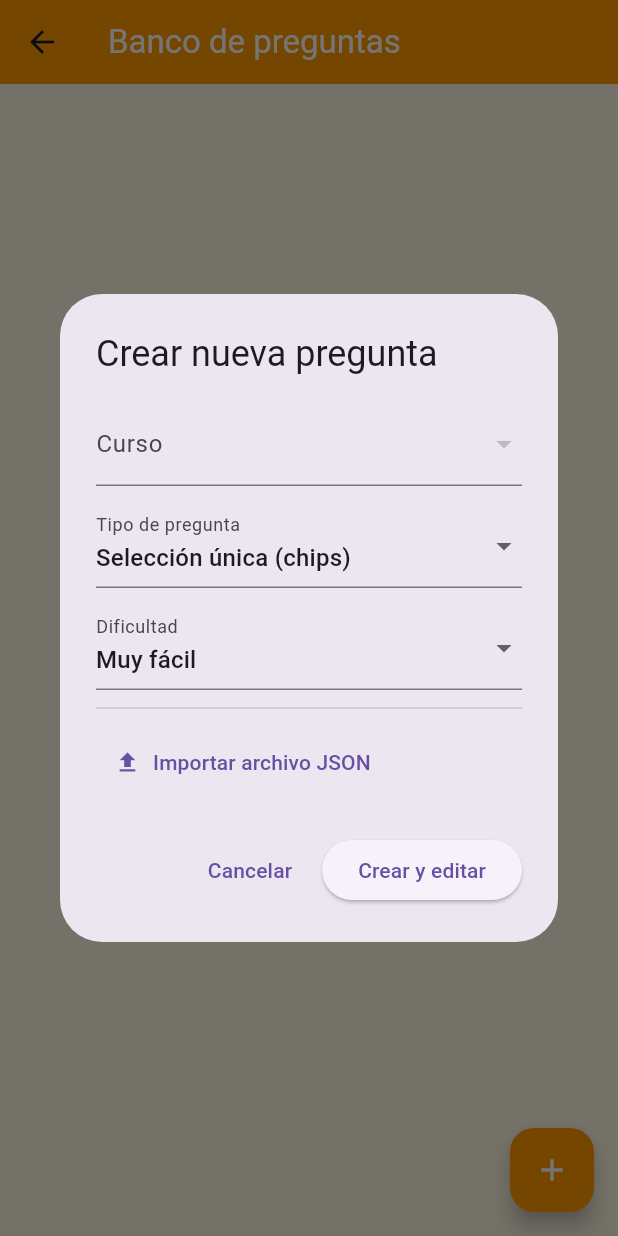
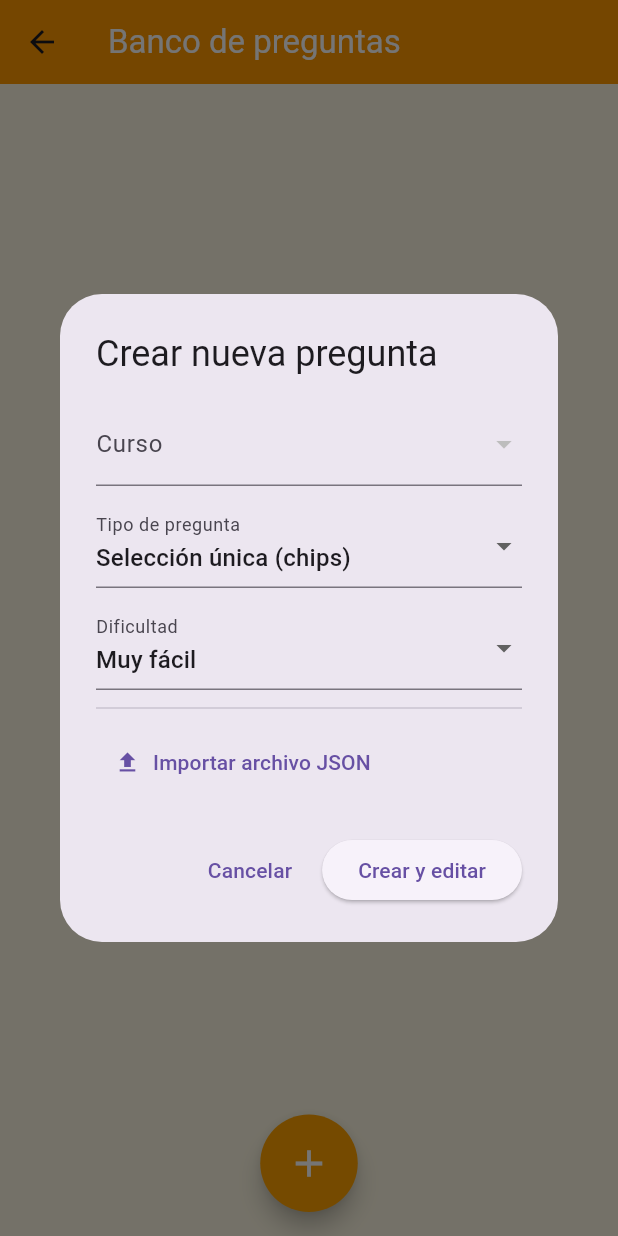
Before and after one commit to SrFranPA/logicode, a Flutter app: the AdminLeccionesScreen screen opened directly, after a tap on the "add" icon, on a phone screen of 412 x 824 dp. Run offline on Flutter 3.47's test engine with Material 3 defaults, Android fonts, the phone set to English and light mode, and no system bars; our stand-ins replace cloud_firestore, file_picker, firebase_auth, firebase_core, flutter_bloc, flutter_signin_button and 2 more; missing offline and left inert: flutter_facebook_auth; accounts and stored records are empty.

Commit message:
Corrección problemas con la bdd

```diff
--- a/lib/blocs/admin_preguntas/admin_preguntas_cubit.dart
+++ b/lib/blocs/admin_preguntas/admin_preguntas_cubit.dart
@@ -1,18 +1,18 @@
 // lib/blocs/admin_preguntas/admin_preguntas_cubit.dart
 import 'dart:async';
 import 'package:flutter_bloc/flutter_bloc.dart';
-
-import '../../data/models/pregunta_model.dart';
 import '../../data/repositories/pregunta_repository.dart';
 import 'admin_preguntas_state.dart';
 
 class AdminPreguntasCubit extends Cubit<AdminPreguntasState> {
   final PreguntaRepository repo;
-  StreamSubscription<List<Pregunta>>? _sub;
+  StreamSubscription? _sub;
 
   AdminPreguntasCubit(this.repo) : super(AdminPreguntasLoading()) {
     _sub = repo.watchPreguntas().listen(
-      (preguntas) => emit(AdminPreguntasLoaded(preguntas)),
+      (preguntas) {
+        emit(AdminPreguntasLoaded(preguntas));
+      },
       onError: (e) => emit(AdminPreguntasError(e.toString())),
     );
   }
@@ -30,7 +30,7 @@ class AdminPreguntasCubit extends Cubit<AdminPreguntasState> {
       );
       return id;
     } catch (e) {
-      emit(AdminPreguntasError('Error creando pregunta: $e'));
+      emit(AdminPreguntasError("Error creando pregunta: $e"));
       return null;
     }
   }
@@ -39,17 +39,7 @@ class AdminPreguntasCubit extends Cubit<AdminPreguntasState> {
     try {
       await repo.deletePregunta(id);
     } catch (e) {
-      emit(AdminPreguntasError('Error eliminando pregunta: $e'));
-    }
-  }
-
-  void refrescar() {
-    final s = state;
-
-    if (s is AdminPreguntasLoaded) {
-      emit(AdminPreguntasLoaded(List.from(s.preguntas)));
-    } else {
-      emit(AdminPreguntasLoading());
+      emit(AdminPreguntasError("Error eliminando pregunta: $e"));
     }
   }
 
--- a/lib/data/models/pregunta_model.dart
+++ b/lib/data/models/pregunta_model.dart
@@ -1,64 +1,49 @@
 // lib/data/models/pregunta_model.dart
 import 'package:cloud_firestore/cloud_firestore.dart';
-import 'dart:convert';
 
 class Pregunta {
   final String id;
   final String cursoId;
+  final String tipo;
   final String dificultad;
   final String enunciado;
-  final String tipo;
+  final String? archivoUrl;
   final DateTime fechaCreacion;
-  final String archivoUrl;        // JSON STRING ORIGINAL
-
-  // Parsed JSON (opcional)
-  final Map<String, dynamic>? dataParsed;
 
   Pregunta({
     required this.id,
     required this.cursoId,
+    required this.tipo,
     required this.dificultad,
     required this.enunciado,
-    required this.tipo,
     required this.fechaCreacion,
     required this.archivoUrl,
-    this.dataParsed,
   });
 
   factory Pregunta.fromDoc(DocumentSnapshot doc) {
     final data = doc.data() as Map<String, dynamic>;
 
-    final archivo = data["archivo_url"] ?? "";
-    Map<String, dynamic>? parse;
-
-    try {
-      parse = jsonDecode(archivo);
-    } catch (_) {
-      parse = null;
-    }
-
     return Pregunta(
       id: doc.id,
-      cursoId: data["cursoId"] ?? "",
-      dificultad: data["dificultad"] ?? "",
-      enunciado: data["enunciado"] ?? "",
-      tipo: data["tipo"] ?? "",
+      cursoId: data['cursoId'] ?? '',
+      tipo: data['tipo'] ?? '',
+      dificultad: data['dificultad'] ?? '',
+      enunciado: data['enunciado'] ?? '',
+      archivoUrl: data['archivo_url'],
       fechaCreacion:
-          (data["fecha_creacion"] as Timestamp?)?.toDate() ??
+          (data['fecha_creacion'] as Timestamp?)?.toDate() ??
               DateTime.fromMillisecondsSinceEpoch(0),
-      archivoUrl: archivo,
-      dataParsed: parse,
     );
   }
 
   Map<String, dynamic> toMap() {
     return {
-      "cursoId": cursoId,
-      "dificultad": dificultad,
-      "enunciado": enunciado,
-      "tipo": tipo,
-      "fecha_creacion": Timestamp.fromDate(fechaCreacion),
-      "archivo_url": archivoUrl,
+      'cursoId': cursoId,
+      'tipo': tipo,
+      'dificultad': dificultad,
+      'enunciado': enunciado,
+      'fecha_creacion': Timestamp.fromDate(fechaCreacion),
+      'archivo_url': archivoUrl,
     };
   }
 }
--- a/lib/data/repositories/pregunta_repository.dart
+++ b/lib/data/repositories/pregunta_repository.dart
@@ -3,16 +3,18 @@ import 'package:cloud_firestore/cloud_firestore.dart';
 import '../models/pregunta_model.dart';
 
 class PreguntaRepository {
-  final FirebaseFirestore _db;
+  final FirebaseFirestore db;
 
-  PreguntaRepository(this._db);
+  PreguntaRepository(this.db);
 
   Stream<List<Pregunta>> watchPreguntas() {
-    return _db
-        .collection('banco_preguntas')
-        .orderBy('fecha_creacion', descending: true)
+    return db
+        .collection("banco_preguntas")
+        .orderBy("fecha_creacion", descending: true)
         .snapshots()
-        .map((snap) => snap.docs.map((d) => Pregunta.fromDoc(d)).toList());
+        .map(
+          (snap) => snap.docs.map((doc) => Pregunta.fromDoc(doc)).toList(),
+        );
   }
 
   Future<String> createPregunta({
@@ -20,20 +22,21 @@ class PreguntaRepository {
     required String tipo,
     required String dificultad,
   }) async {
-    final ref = await _db.collection('banco_preguntas').add({
-      'cursoId': cursoId,
-      'tipo': tipo,
-      'dificultad': dificultad,
-      'enunciado': '',
-      'contenido': {},
-      'fecha_creacion': DateTime.now(),
-      'archivo_url': null,
+    final now = DateTime.now();
+
+    final ref = await db.collection("banco_preguntas").add({
+      "cursoId": cursoId,
+      "tipo": tipo,
+      "dificultad": dificultad,
+      "enunciado": "",
+      "fecha_creacion": now,
+      "archivo_url": "",
     });
 
     return ref.id;
   }
 
   Future<void> deletePregunta(String id) async {
-    await _db.collection('banco_preguntas').doc(id).delete();
+    await db.collection("banco_preguntas").doc(id).delete();
   }
 }
--- a/lib/presentation/screens/admin/lecciones/admin_lecciones_screen.dart
+++ b/lib/presentation/screens/admin/lecciones/admin_lecciones_screen.dart
@@ -25,6 +25,28 @@ class AdminLeccionesScreen extends StatelessWidget {
   Widget build(BuildContext context) {
     return Scaffold(
       backgroundColor: const Color(0xFFFDF7E2),
+
+      // ⭐ FAB EXACTAMENTE COMO EN GESTIÓN DE CURSOS ⭐
+      floatingActionButtonLocation: FloatingActionButtonLocation.centerFloat,
+      floatingActionButton: SizedBox(
+        width: 65,
+        height: 65,
+        child: FloatingActionButton(
+          backgroundColor: const Color(0xFFFFA200),
+          shape: RoundedRectangleBorder(
+            borderRadius: BorderRadius.circular(50),
+          ),
+          onPressed: () => _openCreateDialog(context),
+          child: const Icon(
+            Icons.add,
+            size: 30,
+            color: Colors.white,
+          ),
+        ),
+      ),
+
+
+
       appBar: AppBar(
         backgroundColor: Colors.orange,
         title: const Text(
@@ -32,11 +54,7 @@ class AdminLeccionesScreen extends StatelessWidget {
           style: TextStyle(color: Colors.white),
         ),
       ),
-      floatingActionButton: FloatingActionButton(
-        backgroundColor: Colors.orange,
-        child: const Icon(Icons.add, color: Colors.white),
-        onPressed: () => _openCreateDialog(context),
-      ),
+
       body: BlocBuilder<AdminPreguntasCubit, AdminPreguntasState>(
         builder: (_, state) {
           if (state is AdminPreguntasLoading) {
@@ -51,7 +69,7 @@ class AdminLeccionesScreen extends StatelessWidget {
             }
 
             return ListView.builder(
-              padding: const EdgeInsets.all(12),
+              padding: const EdgeInsets.only(left: 12, right: 12, top: 12, bottom: 100),
               itemCount: preguntas.length,
               itemBuilder: (_, i) {
                 final p = preguntas[i];
@@ -81,8 +99,7 @@ class AdminLeccionesScreen extends StatelessWidget {
                                 Navigator.push(
                                   context,
                                   MaterialPageRoute(
-                                    builder: (_) =>
-                                        ChipSelectEditor(preguntaId: p.id),
+                                    builder: (_) => ChipSelectEditor(preguntaId: p.id),
                                   ),
                                 );
                                 break;
@@ -91,8 +108,7 @@ class AdminLeccionesScreen extends StatelessWidget {
                                 Navigator.push(
                                   context,
                                   MaterialPageRoute(
-                                    builder: (_) =>
-                                        SortEditor(preguntaId: p.id),
+                                    builder: (_) => SortEditor(preguntaId: p.id),
                                   ),
                                 );
                                 break;
@@ -101,8 +117,7 @@ class AdminLeccionesScreen extends StatelessWidget {
                                 Navigator.push(
                                   context,
                                   MaterialPageRoute(
-                                    builder: (_) =>
-                                        FillBlankEditor(preguntaId: p.id),
+                                    builder: (_) => FillBlankEditor(preguntaId: p.id),
                                   ),
                                 );
                                 break;
@@ -128,7 +143,7 @@ class AdminLeccionesScreen extends StatelessWidget {
   }
 
   // =======================================================
-  // IMPORTAR JSON — FINAL SIN CONTENIDO
+  // IMPORTAR JSON FINAL
   // =======================================================
   Future<void> _importFromJson(BuildContext context) async {
     try {
@@ -144,12 +159,7 @@ class AdminLeccionesScreen extends StatelessWidget {
 
       final cleaned = _sanitizeJson(utf8.decode(file.bytes!));
 
-      dynamic parsed;
-      try {
-        parsed = jsonDecode(cleaned);
-      } catch (e) {
-        throw Exception("JSON inválido: $e");
-      }
+      dynamic parsed = jsonDecode(cleaned);
 
       if (parsed is! List) {
         throw Exception("El archivo debe ser una LISTA de preguntas.");
@@ -227,7 +237,7 @@ class AdminLeccionesScreen extends StatelessWidget {
   // ERROR INDIVIDUAL
   // =======================================================
   void _mostrarErrorPregunta(
-      BuildContext context, Map<dynamic, dynamic> pregunta, String mensaje) {
+      BuildContext context, Map pregunta, String mensaje) {
     showDialog(
       context: context,
       builder: (_) => AlertDialog(
@@ -259,7 +269,7 @@ class AdminLeccionesScreen extends StatelessWidget {
   }
 
   // =======================================================
-  // CREAR NUEVA PREGUNTA
+  // CREAR PREGUNTA
   // =======================================================
   void _openCreateDialog(BuildContext context) {
     showDialog(
```
